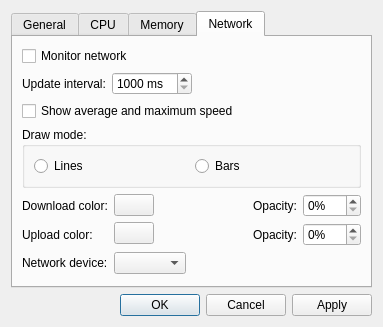
Qt form settings_dialog.ui (MarioUnoDueTreQuattro/QMonitor) before a commit.
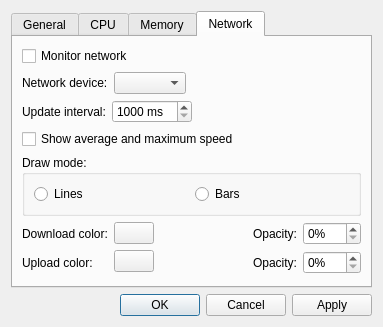
The same form after that commit. Custom widgets are drawn as their Qt base class.

What changed in the file:
```diff
--- a/settings_dialog.ui
+++ b/settings_dialog.ui
@@ -7,7 +7,7 @@
     <x>0</x>
     <y>0</y>
     <width>371</width>
-    <height>326</height>
+    <height>327</height>
    </rect>
   </property>
   <property name="windowTitle">
@@ -750,6 +750,33 @@
          </property>
         </widget>
        </item>
+       <item>
+        <layout class="QHBoxLayout" name="horizontalLayout_8">
+         <item>
+          <widget class="QLabel" name="label">
+           <property name="text">
+            <string>Network device:</string>
+           </property>
+          </widget>
+         </item>
+         <item>
+          <widget class="QComboBox" name="comboNetworkDevice"/>
+         </item>
+         <item>
+          <spacer name="horizontalSpacer_13">
+           <property name="orientation">
+            <enum>Qt::Orientation::Horizontal</enum>
+           </property>
+           <property name="sizeHint" stdset="0">
+            <size>
+             <width>40</width>
+             <height>20</height>
+            </size>
+           </property>
+          </spacer>
+         </item>
+        </layout>
+       </item>
        <item>
         <layout class="QHBoxLayout" name="horizontalLayout_4">
          <item>
@@ -963,33 +990,6 @@
          </item>
         </layout>
        </item>
-       <item>
-        <layout class="QHBoxLayout" name="horizontalLayout_8">
-         <item>
-          <widget class="QLabel" name="label">
-           <property name="text">
-            <string>Network device:</string>
-           </property>
-          </widget>
-         </item>
-         <item>
-          <widget class="QComboBox" name="comboNetworkDevice"/>
-         </item>
-         <item>
-          <spacer name="horizontalSpacer_13">
-           <property name="orientation">
-            <enum>Qt::Orientation::Horizontal</enum>
-           </property>
-           <property name="sizeHint" stdset="0">
-            <size>
-             <width>40</width>
-             <height>20</height>
-            </size>
-           </property>
-          </spacer>
-         </item>
-        </layout>
-       </item>
        <item>
         <spacer name="verticalSpacer_2">
          <property name="orientation">
```
